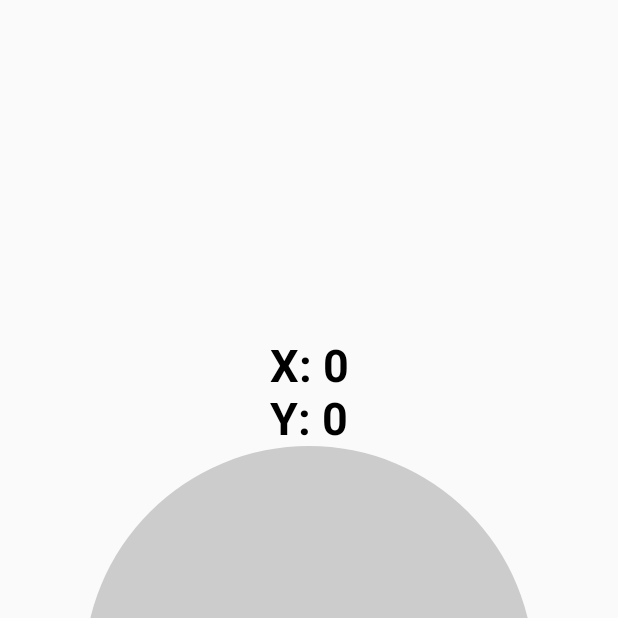
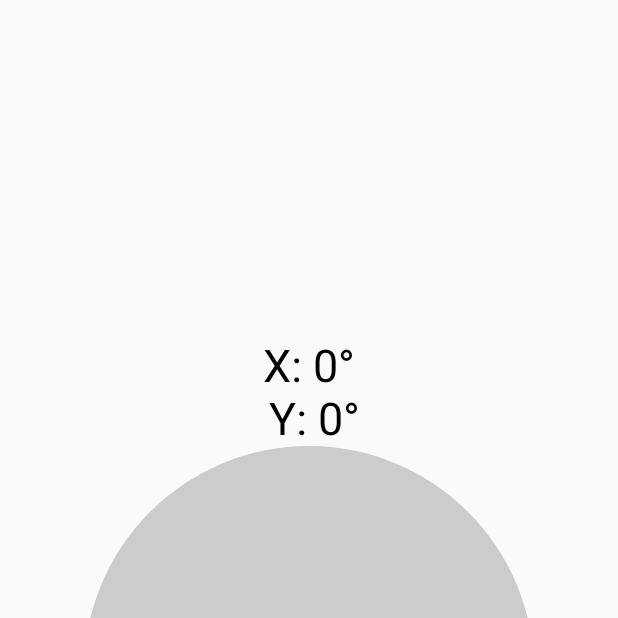
Before and after one commit to NobodyForNothing/leveler-app, an Android app built with Jetpack Compose: the screen it shows after launch (MainActivity), on a phone screen of 412 x 824 dp, the top half of it. Run offline under Robolectric (Android 15) with nearby library versions, the light colour scheme and no system bars.

Commit message:
display degrees

```diff
--- a/app/src/main/java/com/derdilla/spiritLevel/MainActivity.kt
+++ b/app/src/main/java/com/derdilla/spiritLevel/MainActivity.kt
@@ -18,7 +18,6 @@ import androidx.compose.ui.Alignment
 import androidx.compose.ui.Modifier
 import androidx.compose.ui.geometry.Offset
 import androidx.compose.ui.graphics.Color
-import androidx.compose.ui.text.font.FontWeight
 import androidx.compose.ui.unit.dp
 import androidx.compose.ui.unit.sp
 import java.text.DecimalFormat
@@ -56,9 +55,9 @@ class MainActivity : ComponentActivity(), SensorEventListener {
     override fun onResume() {
         super.onResume()
         if (useFallback) {
-            sensorManager.registerListener(this, accelerometer, SensorManager.SENSOR_DELAY_NORMAL)
+            sensorManager.registerListener(this, accelerometer, SensorManager.SENSOR_DELAY_UI)
         } else {
-            sensorManager.registerListener(this, gravitySensor, SensorManager.SENSOR_DELAY_NORMAL)
+            sensorManager.registerListener(this, gravitySensor, SensorManager.SENSOR_DELAY_UI)
         }
     }
 
@@ -95,7 +94,7 @@ class MainActivity : ComponentActivity(), SensorEventListener {
     }
 
     private fun draw() {
-        val df = DecimalFormat("#.##")
+        val df = DecimalFormat("##.##")
         setContent {
             Column(
                 modifier = Modifier.fillMaxSize(),
@@ -103,9 +102,12 @@ class MainActivity : ComponentActivity(), SensorEventListener {
                 horizontalAlignment = Alignment.CenterHorizontally
             ) {
                 Text(
-                    "X: " + df.format(x) + "\nY: " + df.format(y),
+                    "X: " + df.format((kotlin.math.abs(x)/9.81)*90) + "°",
                     fontSize = 30.sp,
-                    fontWeight = FontWeight.Bold
+                )
+                Text(
+                    " Y: " + df.format((kotlin.math.abs(y)/9.81)*90) + "°",
+                    fontSize = 30.sp,
                 )
                 Canvas(
                     modifier = Modifier
```
Also changed, not shown: 1 other file.
